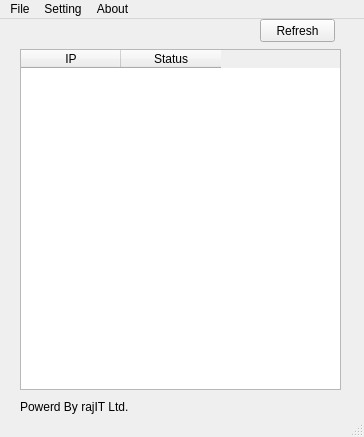
Above: localserver.ui from Turjo47/Python-App before the change. Below: the same form after it.
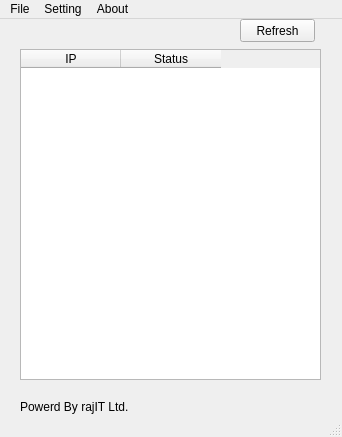
That is the form after the change. Icons and pictures are not drawn.

What changed in the file:
```diff
--- a/localserver.ui
+++ b/localserver.ui
@@ -6,7 +6,7 @@
    <rect>
     <x>0</x>
     <y>0</y>
-    <width>364</width>
+    <width>342</width>
     <height>437</height>
    </rect>
   </property>
@@ -33,7 +33,7 @@
    <widget class="QPushButton" name="RefreshBtn">
     <property name="geometry">
      <rect>
-      <x>260</x>
+      <x>240</x>
       <y>0</y>
       <width>75</width>
       <height>23</height>
@@ -51,12 +51,12 @@
      <rect>
       <x>20</x>
       <y>30</y>
-      <width>321</width>
-      <height>341</height>
+      <width>301</width>
+      <height>331</height>
      </rect>
     </property>
     <property name="sizePolicy">
-     <sizepolicy hsizetype="Expanding" vsizetype="Expanding">
+     <sizepolicy hsizetype="Expanding" vsizetype="Preferred">
       <horstretch>0</horstretch>
       <verstretch>0</verstretch>
      </sizepolicy>
@@ -87,7 +87,7 @@
     <rect>
      <x>0</x>
      <y>0</y>
-     <width>364</width>
+     <width>342</width>
      <height>21</height>
     </rect>
    </property>
```
Left out of the diff: 24 changed lines with no effect on the pictures.
